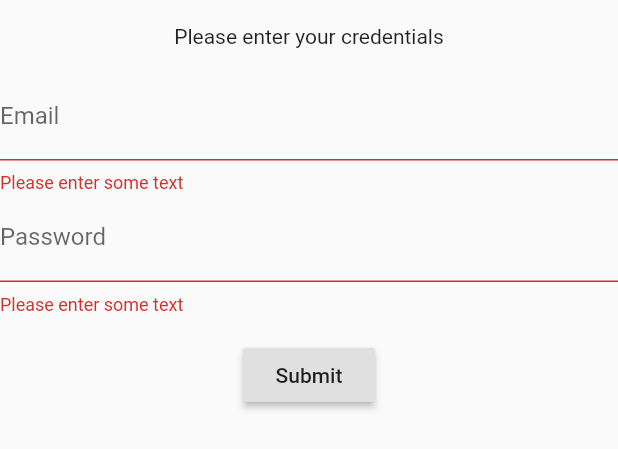
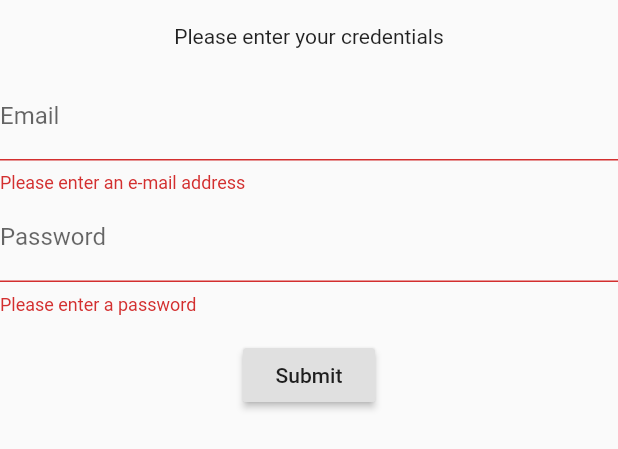
Before and after one commit to matsvandamme/sunworld_dynasty_flutter, a Flutter app: the _EmailPasswordForm widget shown alone on an empty page, opened directly, after a tap on "Submit", on a phone screen of 412 x 824 dp. Shown: the top 449 px of the screen. Run offline on Flutter 3.47's test engine with Material 2 defaults, Android fonts, the phone set to English and light mode, and no system bars; our stand-ins replace bloc, equatable, firebase_auth, google_fonts, package_info, smooth_page_indicator; accounts and stored records are empty.

Commit message:
commit to master

```diff
--- a/lib/pages/login_page.dart
+++ b/lib/pages/login_page.dart
@@ -5,7 +5,6 @@
 import 'package:flutter/material.dart';
 import 'package:provider/provider.dart';
 import 'package:roomserviceapp/authentication/auth_service.dart';
-import 'package:roomserviceapp/page_modules/store.dart';
 
 class LoginHandler extends StatefulWidget {
   @override
@@ -81,17 +80,25 @@ class _EmailPasswordFormState extends State<_EmailPasswordForm> {
             decoration: const InputDecoration(labelText: 'Email'),
             validator: (String value) {
               if (value.isEmpty) {
-                return 'Please enter some text';
+                return 'Please enter an e-mail address';
+              } else {
+                if (value
+                        .substring(value.length - '@jandenul.com'.length)
+                        .toLowerCase() !=
+                    '@jandenul.com') {
+                  return 'Please enter a valid Jan De Nul e-mail address';
+                }
               }
               return null;
             },
           ),
           TextFormField(
             controller: _passwordController,
+            obscureText: true,
             decoration: const InputDecoration(labelText: 'Password'),
             validator: (String value) {
               if (value.isEmpty) {
-                return 'Please enter some text';
+                return 'Please enter a password';
               }
               return null;
             },
@@ -102,8 +109,13 @@ class _EmailPasswordFormState extends State<_EmailPasswordForm> {
             child: RaisedButton(
               onPressed: () async {
                 if (_formKey.currentState.validate()) {
-                  auth.signInWithEmailAndPassword(
+                  User user = await auth.signInWithEmailAndPassword(
                       _emailController.text, _passwordController.text);
+
+                  if (user == null) {
+                    print('Dit gaat niet lukken');
+                  }
+
                   Navigator.pop(context);
                 }
               },
@@ -133,25 +145,4 @@ class _EmailPasswordFormState extends State<_EmailPasswordForm> {
     _passwordController.dispose();
     super.dispose();
   }
-
-/*  // Example code of how to sign in with email and password.
-  void _signInWithEmailAndPassword() async {
-    final FirebaseUser user = (await .signInWithEmailAndPassword(
-      email: _emailController.text,
-      password: _passwordController.text,
-    ))
-        .user;
-    if (user != null) {
-      setState(() {
-        _success = true;
-        _userEmail = user.email;
-      });
-      Navigator.push(
-        context,
-        MaterialPageRoute(builder: (context) => Store()),
-      );
-    } else {
-      _success = false;
-    }
-  }*/
 }
```
